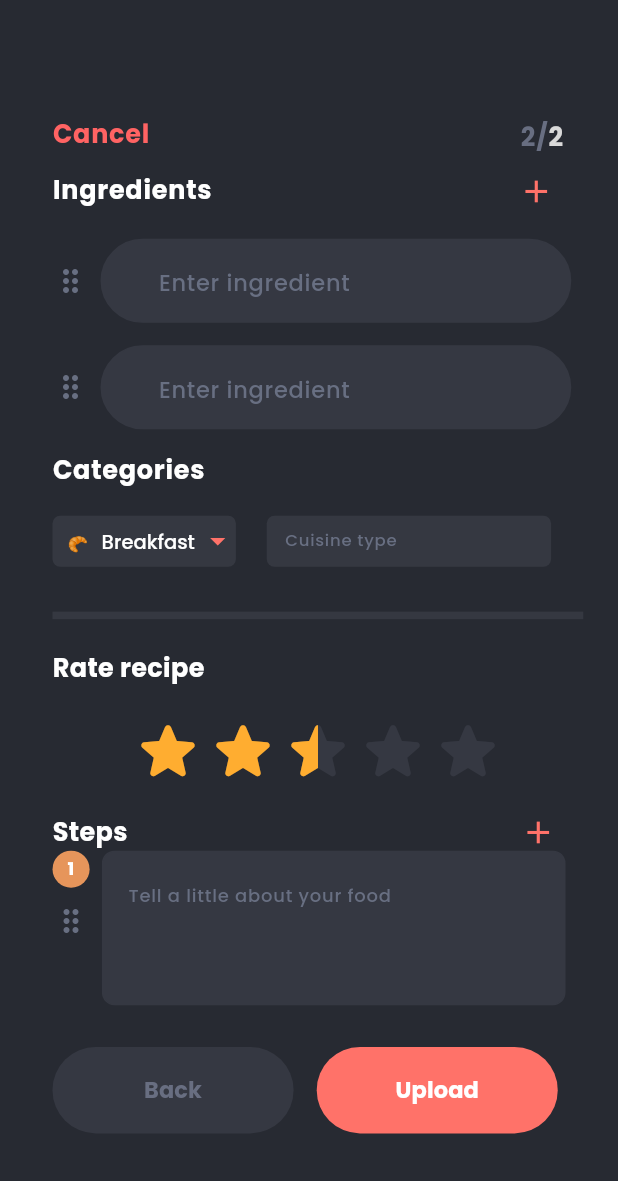
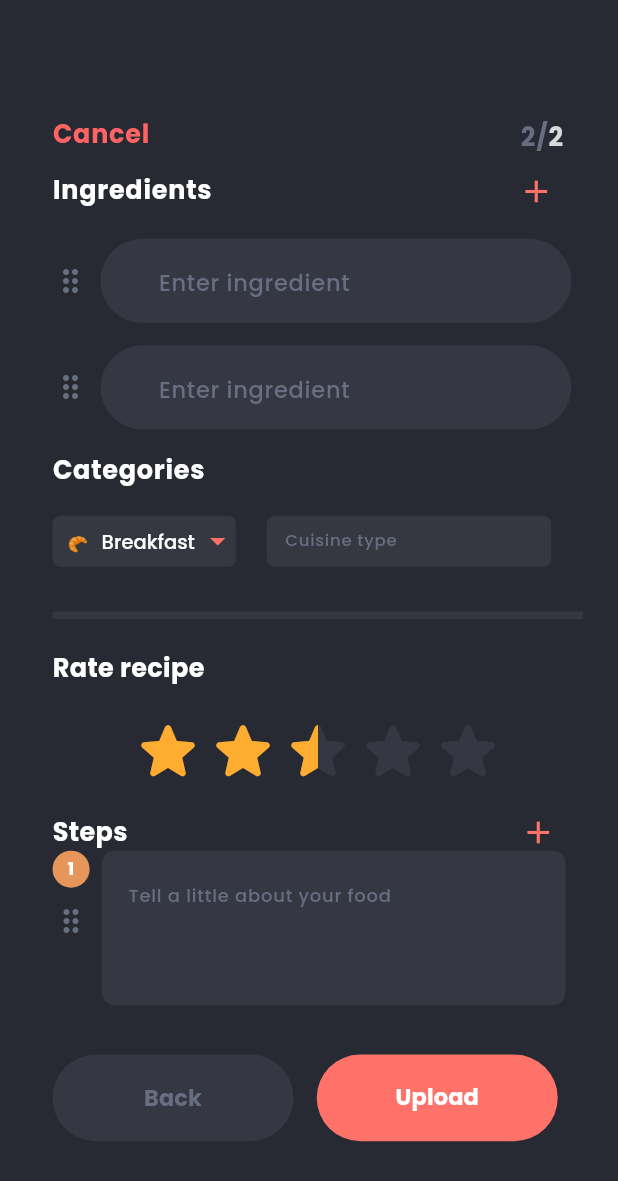
Before and after one commit to NouranAlSharawneh/appebite, a Flutter app: the UploadRecipePage2 screen opened directly, on a phone screen of 412 x 824 dp. Shown: the top 1181 px of the screen. Run offline on Flutter 3.47's test engine with Material 3 defaults, Android fonts, the phone set to English and light mode, and no system bars; drawn by our look-alikes of flutter_rating_bar; our stand-ins replace google_fonts, image_picker.

Commit message:
small fixes

```diff
--- a/lib/pages/uploadRecipe/widgets/page_2/upload_recipe_form_button.dart
+++ b/lib/pages/uploadRecipe/widgets/page_2/upload_recipe_form_button.dart
@@ -14,7 +14,7 @@ class UploadFormButtons extends StatelessWidget {
   @override
   Widget build(BuildContext context) {
     return Container(
-            margin: EdgeInsets.fromLTRB(0*fem, 0*fem, 0*fem, 21*fem),
+            margin: EdgeInsets.fromLTRB(0*fem, 20*fem, 0*fem, 21*fem),
             width: double.infinity,
             height: 56*fem,
             child: Row(
--- a/lib/pages/uploadRecipe/widgets/page_2/upload_recipe_steps.dart
+++ b/lib/pages/uploadRecipe/widgets/page_2/upload_recipe_steps.dart
@@ -27,16 +27,14 @@ class _UploadRecipeStepsState extends State<UploadRecipeSteps> {
       child: Column(
         crossAxisAlignment: CrossAxisAlignment.start,
         children: [
-          Container(
-            margin: EdgeInsets.fromLTRB(0 * widget.fem, 0 * widget.fem, 4 * widget.fem, 15 * widget.fem),
-            child: Column(
+          Column(
             crossAxisAlignment: CrossAxisAlignment.start,
             children: [
               Row(
                 crossAxisAlignment: CrossAxisAlignment.center,
                 children: [
                   Container(
-                      margin: EdgeInsets.fromLTRB(0 * widget.fem, 0 * widget.fem, 250 * widget.fem, 0 * widget.fem),
+                    margin: EdgeInsets.only(right: 250 * widget.fem),
                     child: Text(
                       'Steps ',
                       style: GoogleFonts.poppins(
@@ -143,18 +141,17 @@ class _UploadRecipeStepsState extends State<UploadRecipeSteps> {
                     child: SizedBox(
                       width: double.infinity,
                       height: 112 * widget.fem,
-                        // margin: const EdgeInsets.fromLTRB(0, 25, 0, 0),
                       child: Row(
                         crossAxisAlignment: CrossAxisAlignment.start,
                         children: [
                           Container(
-                              margin: EdgeInsets.fromLTRB(0 * widget.fem, 0 * widget.fem, 8 * widget.fem, 0 * widget.fem),
+                            margin: EdgeInsets.only(right: 8 * widget.fem),
                             width: 24 * widget.fem,
                             child: Column(
                               crossAxisAlignment: CrossAxisAlignment.center,
                               children: [
                                 Container(
-                                    margin: EdgeInsets.fromLTRB(0 * widget.fem, 0 * widget.fem, 0 * widget.fem, 10 * widget.fem),
+                                  margin: EdgeInsets.only(bottom: 10 * widget.fem),
                                   width: double.infinity,
                                   height: 24 * widget.fem,
                                   decoration: BoxDecoration(
@@ -225,7 +222,6 @@ class _UploadRecipeStepsState extends State<UploadRecipeSteps> {
               ),
             ],
           ),
-          ),
         ],
       ),
     );
```
Lines whose indentation alone changed are shown as unchanged.
